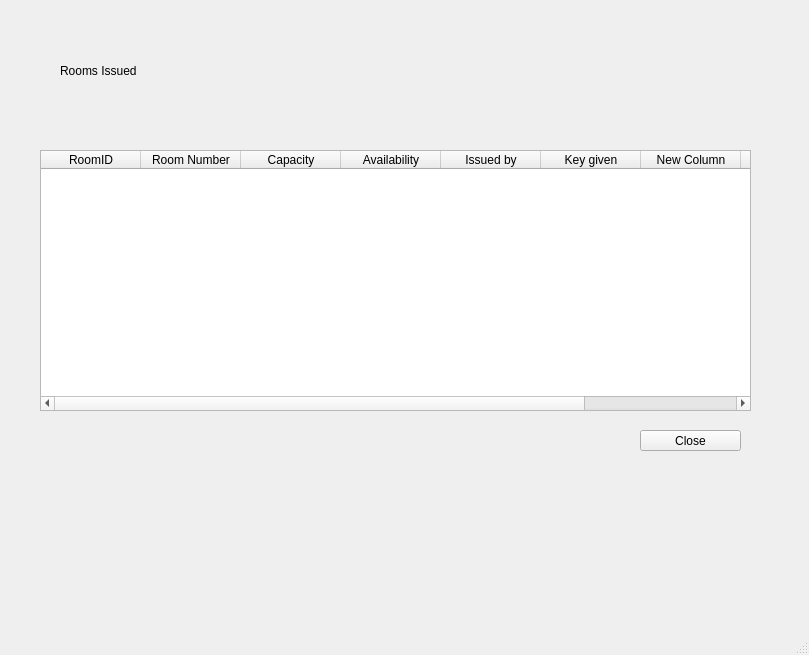
First picture: the form in Rooms_issued_admin.ui, repository Asim-AAK/LibraryManagementDBMS, before the edit.
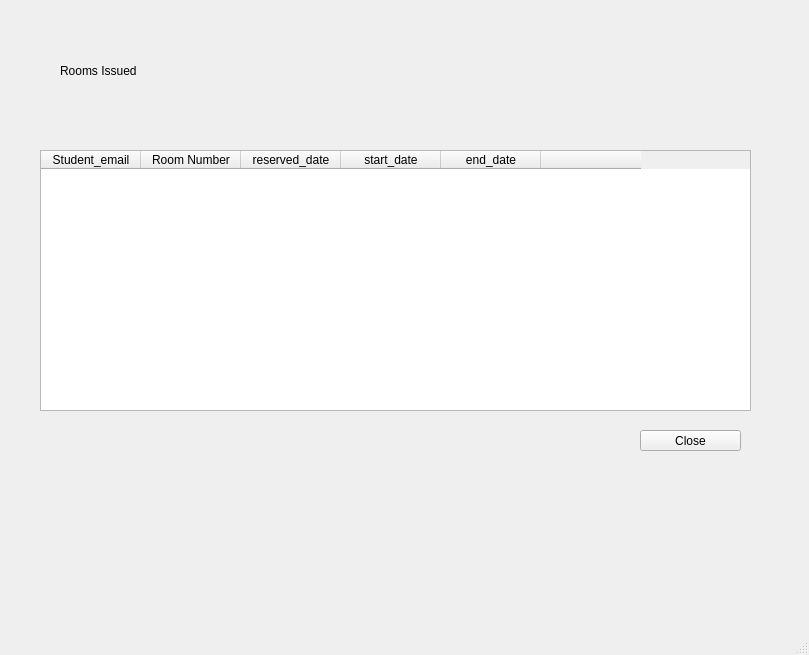
Second picture: the form after the edit.

What changed in the file:
```diff
--- a/Rooms_issued_admin.ui
+++ b/Rooms_issued_admin.ui
@@ -25,7 +25,7 @@
     </property>
     <column>
      <property name="text">
-      <string>RoomID</string>
+      <string>Student_email</string>
      </property>
     </column>
     <column>
@@ -35,32 +35,17 @@
     </column>
     <column>
      <property name="text">
-      <string>Capacity</string>
+      <string>reserved_date</string>
      </property>
     </column>
     <column>
      <property name="text">
-      <string>Availability</string>
+      <string>start_date</string>
      </property>
     </column>
     <column>
      <property name="text">
-      <string>Issued by</string>
-     </property>
-    </column>
-    <column>
-     <property name="text">
-      <string>Key given</string>
-     </property>
-    </column>
-    <column>
-     <property name="text">
-      <string>New Column</string>
-     </property>
-    </column>
-    <column>
-     <property name="text">
-      <string>Return time</string>
+      <string>end_date</string>
      </property>
     </column>
     <column>
```
Left out of the diff: 2 changed lines with no effect on the pictures.
